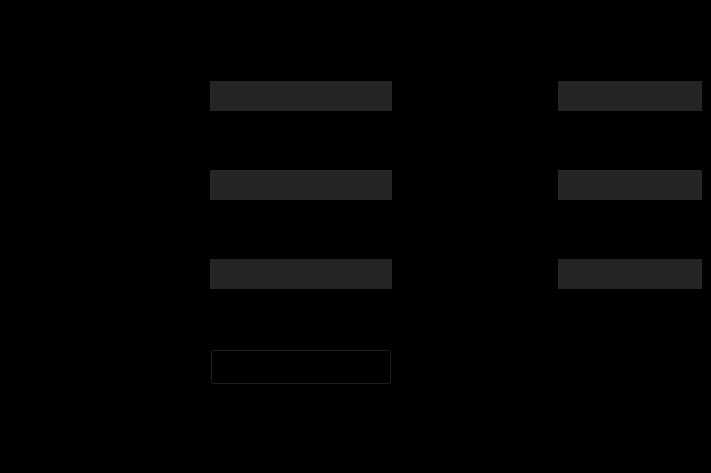
First picture: the form in src/calc_qt/credit.ui, repository kolesnikoff17/s21_calc, before the edit.
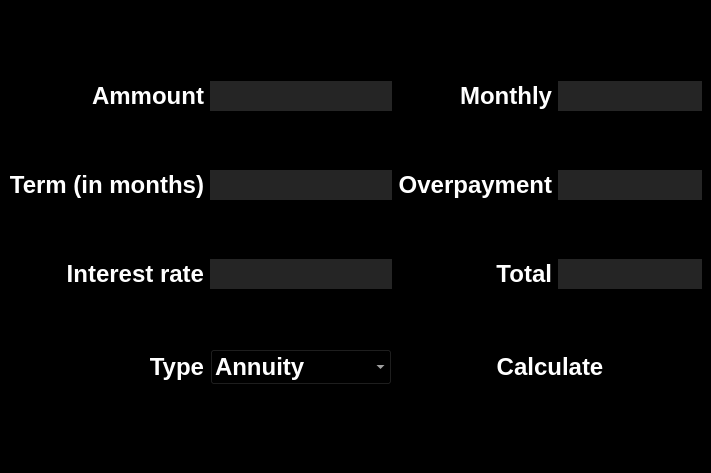
Second picture: the form after the edit.

```diff
--- a/src/calc_qt/credit.ui
+++ b/src/calc_qt/credit.ui
@@ -35,6 +35,11 @@
         <bold>true</bold>
        </font>
       </property>
+      <property name="styleSheet">
+       <string notr="true">QLabel {
+	color: white;
+}</string>
+      </property>
       <property name="text">
        <string>Total</string>
       </property>
@@ -52,6 +57,11 @@
         <bold>true</bold>
        </font>
       </property>
+      <property name="styleSheet">
+       <string notr="true">QLabel {
+	color: white;
+}</string>
+      </property>
       <property name="text">
        <string>Monthly</string>
       </property>
@@ -69,6 +79,11 @@
         <bold>true</bold>
        </font>
       </property>
+      <property name="styleSheet">
+       <string notr="true">QLabel {
+	color: white;
+}</string>
+      </property>
       <property name="text">
        <string>Term (in months)</string>
       </property>
@@ -116,6 +131,11 @@
         <bold>true</bold>
        </font>
       </property>
+      <property name="styleSheet">
+       <string notr="true">QLabel {
+	color: white;
+}</string>
+      </property>
       <property name="text">
        <string>Ammount</string>
       </property>
@@ -133,6 +153,11 @@
         <bold>true</bold>
        </font>
       </property>
+      <property name="styleSheet">
+       <string notr="true">QLabel {
+	color: white;
+}</string>
+      </property>
       <property name="text">
        <string>Type</string>
       </property>
@@ -150,6 +175,11 @@
         <bold>true</bold>
        </font>
       </property>
+      <property name="styleSheet">
+       <string notr="true">QLabel {
+	color: white;
+}</string>
+      </property>
       <property name="text">
        <string>Overpayment</string>
       </property>
@@ -167,6 +197,11 @@
         <bold>true</bold>
        </font>
       </property>
+      <property name="styleSheet">
+       <string notr="true">QLabel {
+	color: white;
+}</string>
+      </property>
       <property name="text">
        <string>Interest rate</string>
       </property>
@@ -310,6 +345,7 @@
       <property name="styleSheet">
        <string notr="true">QComboBox {
 	background-color: black;
+	color: white;
 }</string>
       </property>
       <item>
@@ -380,12 +416,14 @@
 	background-color: black;
 	border: 1px #ffffff;
 	padding: 5px;
+	color: white;
 }
 
 QPushButton: pressed {
 	background-color: #808080;
 	border: 1px #ffffff;
 	padding: 5px;
+	color: white;
 }</string>
       </property>
       <property name="text">
```
